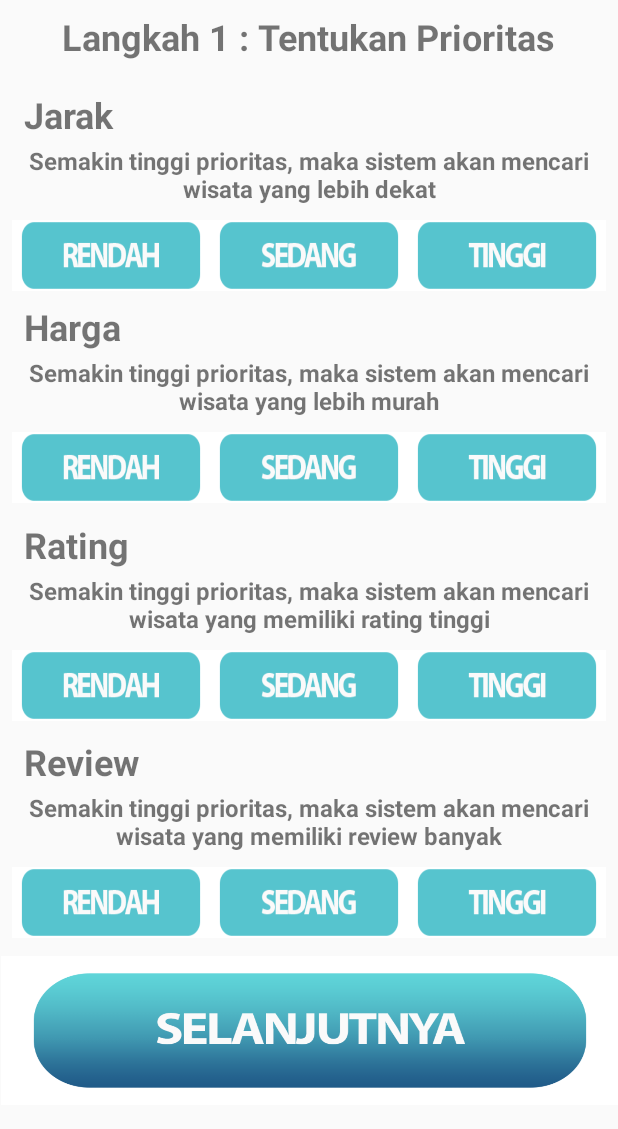
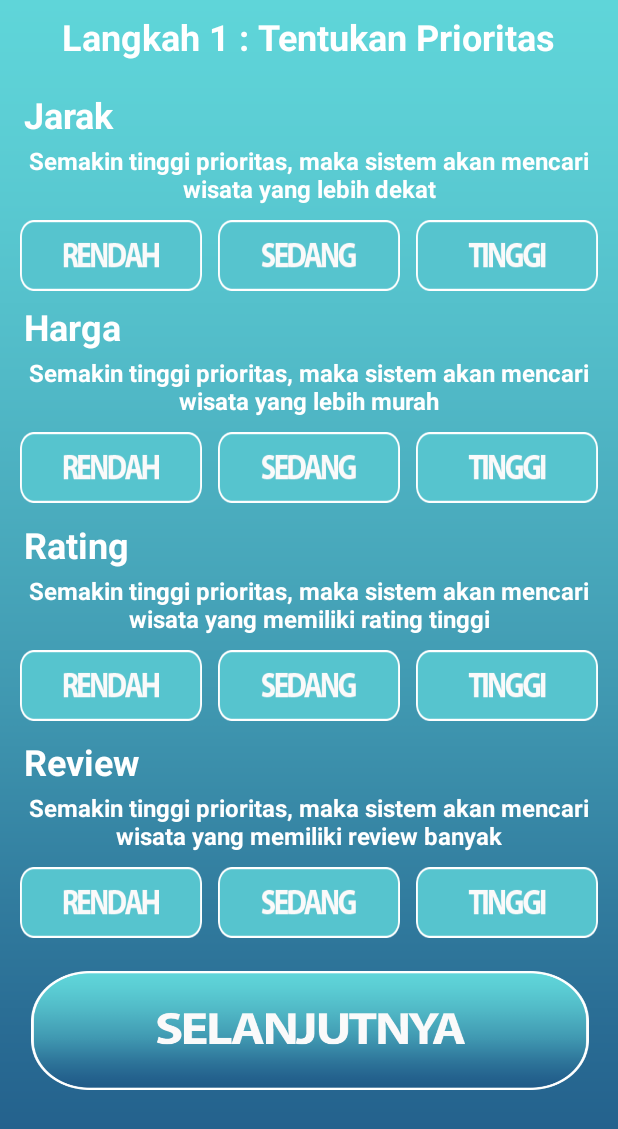
Before and after one commit to rickyirfandi/Cari-Wisata-Malang-Kota, an Android app: the BobotActivity screen opened directly, with no data from a screen before it, on a phone screen of 412 x 824 dp. Shown: the top 1129 px of the screen. Run offline under Robolectric (Android 15) with nearby library versions, the phone set to English and light mode, and no system bars.

Commit message:
alhamdulillah GPS bisa
seharian ngoding error, akhirnya at the end of the day, GPSnya bisa, :"

```diff
--- a/Application/app/build.gradle
+++ b/Application/app/build.gradle
@@ -22,6 +22,7 @@ dependencies {
     implementation fileTree(dir: 'libs', include: ['*.jar'])
     implementation 'com.android.support:appcompat-v7:28.0.0'
     implementation 'com.android.support.constraint:constraint-layout:1.1.3'
+    implementation 'com.google.android.gms:play-services-location:16.0.0'
     testImplementation 'junit:junit:4.12'
     androidTestImplementation 'com.android.support.test:runner:1.0.2'
     androidTestImplementation 'com.android.support.test.espresso:espresso-core:3.0.2'
--- a/Application/app/src/main/AndroidManifest.xml
+++ b/Application/app/src/main/AndroidManifest.xml
@@ -2,6 +2,8 @@
 <manifest xmlns:android="http://schemas.android.com/apk/res/android"
     package="id.rickyirfandi.cariwisata">
 
+    <uses-permission android:name="android.permission.ACCESS_COARSE_LOCATION" />
+    <uses-permission android:name="android.permission.ACCESS_FINE_LOCATION" />
     <uses-permission android:name="android.permission.ACCESS_NETWORK_STATE" />
     <uses-permission android:name="android.permission.INTERNET" />
 
@@ -21,7 +23,8 @@
         </activity>
         <activity android:name=".MenuActivity" />
         <activity android:name=".BobotActivity" />
-        <activity android:name=".JenisWisataActivity"></activity>
+        <activity android:name=".JenisWisataActivity" />
+        <activity android:name=".CariActivity"></activity>
     </application>
 
 </manifest>
--- a/Application/app/src/main/java/id/rickyirfandi/cariwisata/Data.java
+++ b/Application/app/src/main/java/id/rickyirfandi/cariwisata/Data.java
@@ -3,5 +3,6 @@ package id.rickyirfandi.cariwisata;
 public class Data {
     public static String JSON_Data;
     public static int BOBOT_JARAK, BOBOT_HARGA, BOBOT_RATING, BOBOT_REVIEW;
+    public static double latitude, longitude;
 
 }
--- a/Application/app/src/main/java/id/rickyirfandi/cariwisata/SplashActivity.java
+++ b/Application/app/src/main/java/id/rickyirfandi/cariwisata/SplashActivity.java
@@ -100,7 +100,7 @@ public class SplashActivity extends AppCompatActivity {
             super.onPostExecute(result);
 
             Data.JSON_Data = JSON_Wisata;
-            status.setText("Memuat");
+            status.setText(JSON_Wisata);
             httpConn.disconnect();
         }
 
--- a/Application/app/src/main/res/layout/activity_bobot.xml
+++ b/Application/app/src/main/res/layout/activity_bobot.xml
@@ -4,6 +4,7 @@
     xmlns:tools="http://schemas.android.com/tools"
     android:layout_width="match_parent"
     android:layout_height="match_parent"
+    android:background="@drawable/splash_bg"
     tools:context=".BobotActivity">
 
     <TextView
@@ -14,6 +15,7 @@
         android:layout_marginTop="8dp"
         android:layout_marginEnd="8dp"
         android:text="Langkah 1 : Tentukan Prioritas"
+        android:textColor="@android:color/background_light"
         android:textSize="24sp"
         android:textStyle="bold"
         app:layout_constraintEnd_toEndOf="parent"
@@ -44,6 +46,7 @@
             android:layout_marginTop="8dp"
             android:layout_marginEnd="8dp"
             android:text="Jarak"
+            android:textColor="@android:color/background_light"
             android:textSize="24sp"
             android:textStyle="bold"
             app:layout_constraintEnd_toEndOf="parent"
@@ -59,6 +62,7 @@
             android:layout_marginEnd="8dp"
             android:text="Semakin tinggi prioritas, maka sistem akan mencari wisata yang lebih dekat"
             android:textAlignment="center"
+            android:textColor="@android:color/background_light"
             android:textSize="16sp"
             android:textStyle="bold"
             app:layout_constraintEnd_toEndOf="parent"
@@ -76,7 +80,7 @@
                 android:layout_width="wrap_content"
                 android:layout_height="47dp"
                 android:layout_weight="1"
-                android:background="@android:color/background_light"
+                android:background="@android:color/transparent"
                 android:paddingLeft="5dp"
                 android:paddingRight="5dp"
                 android:scaleType="fitXY"
@@ -87,7 +91,7 @@
                 android:layout_width="wrap_content"
                 android:layout_height="47dp"
                 android:layout_weight="1"
-                android:background="@android:color/background_light"
+                android:background="@android:color/transparent"
                 android:paddingLeft="5dp"
                 android:paddingRight="5dp"
                 android:scaleType="fitXY"
@@ -98,7 +102,7 @@
                 android:layout_width="wrap_content"
                 android:layout_height="47dp"
                 android:layout_weight="1"
-                android:background="@android:color/background_light"
+                android:background="@android:color/transparent"
                 android:paddingStart="5dp"
                 android:paddingRight="5dp"
                 android:scaleType="fitXY"
@@ -130,6 +134,7 @@
             android:layout_marginTop="8dp"
             android:layout_marginEnd="8dp"
             android:text="Harga"
+            android:textColor="@android:color/background_light"
             android:textSize="24sp"
             android:textStyle="bold"
             app:layout_constraintEnd_toEndOf="parent"
@@ -145,6 +150,7 @@
             android:layout_marginEnd="8dp"
             android:text="Semakin tinggi prioritas, maka sistem akan mencari wisata yang lebih murah"
             android:textAlignment="center"
+            android:textColor="@android:color/background_light"
             android:textSize="16sp"
             android:textStyle="bold"
             app:layout_constraintEnd_toEndOf="parent"
@@ -162,7 +168,7 @@
                 android:layout_width="wrap_content"
                 android:layout_height="47dp"
                 android:layout_weight="1"
-                android:background="@android:color/background_light"
+                android:background="@android:color/transparent"
                 android:paddingLeft="5dp"
                 android:paddingRight="5dp"
                 android:scaleType="fitXY"
@@ -173,7 +179,7 @@
                 android:layout_width="wrap_content"
                 android:layout_height="47dp"
                 android:layout_weight="1"
-                android:background="@android:color/background_light"
+                android:background="@android:color/transparent"
                 android:paddingLeft="5dp"
                 android:paddingRight="5dp"
                 android:scaleType="fitXY"
@@ -184,7 +190,7 @@
                 android:layout_width="wrap_content"
                 android:layout_height="47dp"
                 android:layout_weight="1"
-                android:background="@android:color/background_light"
+                android:background="@android:color/transparent"
                 android:paddingStart="5dp"
                 android:paddingRight="5dp"
                 android:scaleType="fitXY"
@@ -216,6 +222,7 @@
             android:layout_marginTop="8dp"
             android:layout_marginEnd="8dp"
             android:text="Rating"
+            android:textColor="@android:color/background_light"
             android:textSize="24sp"
             android:textStyle="bold"
             app:layout_constraintEnd_toEndOf="parent"
@@ -231,6 +238,7 @@
             android:layout_marginEnd="8dp"
             android:text="Semakin tinggi prioritas, maka sistem akan mencari wisata yang memiliki rating tinggi"
             android:textAlignment="center"
+            android:textColor="@android:color/background_light"
             android:textSize="16sp"
             android:textStyle="bold"
             app:layout_constraintEnd_toEndOf="parent"
@@ -248,7 +256,7 @@
                 android:layout_width="wrap_content"
                 android:layout_height="47dp"
                 android:layout_weight="1"
-                android:background="@android:color/background_light"
+                android:background="@android:color/transparent"
                 android:paddingLeft="5dp"
                 android:paddingRight="5dp"
                 android:scaleType="fitXY"
@@ -259,7 +267,7 @@
                 android:layout_width="wrap_content"
                 android:layout_height="47dp"
                 android:layout_weight="1"
-                android:background="@android:color/background_light"
+                android:background="@android:color/transparent"
                 android:paddingLeft="5dp"
                 android:paddingRight="5dp"
                 android:scaleType="fitXY"
@@ -270,7 +278,7 @@
                 android:layout_width="wrap_content"
                 android:layout_height="47dp"
                 android:layout_weight="1"
-                android:background="@android:color/background_light"
+                android:background="@android:color/transparent"
                 android:paddingStart="5dp"
                 android:paddingRight="5dp"
                 android:scaleType="fitXY"
@@ -303,6 +311,7 @@
             android:layout_marginTop="8dp"
             android:layout_marginEnd="8dp"
             android:text="Review"
+            android:textColor="@android:color/background_light"
             android:textSize="24sp"
             android:textStyle="bold"
             app:layout_constraintEnd_toEndOf="parent"
@@ -318,6 +327,7 @@
             android:layout_marginEnd="8dp"
             android:text="Semakin tinggi prioritas, maka sistem akan mencari wisata yang memiliki review banyak"
             android:textAlignment="center"
+            android:textColor="@android:color/background_light"
             android:textSize="16sp"
             android:textStyle="bold"
             app:layout_constraintEnd_toEndOf="parent"
@@ -335,7 +345,7 @@
                 android:layout_width="wrap_content"
                 android:layout_height="47dp"
                 android:layout_weight="1"
-                android:background="@android:color/background_light"
+                android:background="@android:color/transparent"
                 android:paddingLeft="5dp"
                 android:paddingRight="5dp"
                 android:scaleType="fitXY"
@@ -346,7 +356,7 @@
                 android:layout_width="wrap_content"
                 android:layout_height="47dp"
                 android:layout_weight="1"
-                android:background="@android:color/background_light"
+                android:background="@android:color/transparent"
                 android:paddingLeft="5dp"
                 android:paddingRight="5dp"
                 android:scaleType="fitXY"
@@ -357,7 +367,7 @@
                 android:layout_width="wrap_content"
                 android:layout_height="47dp"
                 android:layout_weight="1"
-                android:background="@android:color/background_light"
+                android:background="@android:color/transparent"
                 android:paddingStart="5dp"
                 android:paddingRight="5dp"
                 android:scaleType="fitXY"
@@ -372,7 +382,7 @@
         android:layout_marginStart="24dp"
         android:layout_marginTop="8dp"
         android:layout_marginEnd="24dp"
-        android:background="@android:color/background_light"
+        android:background="@android:color/transparent"
         android:paddingLeft="20dp"
         android:paddingTop="10dp"
         android:paddingRight="20dp"
--- a/Application/app/src/main/res/layout/activity_jenis_wisata.xml
+++ b/Application/app/src/main/res/layout/activity_jenis_wisata.xml
@@ -118,7 +118,7 @@
         app:layout_constraintVertical_bias="0.672" />
 
     <ImageButton
-        android:id="@+id/imageButton"
+        android:id="@+id/btn_cari_wisata"
         android:layout_width="wrap_content"
         android:layout_height="99dp"
         android:layout_marginStart="8dp"
```
Also changed, not shown: Application/app/src/main/java/id/rickyirfandi/cariwisata/CariActivity.java (added, +92 -0 lines), Application/app/src/main/java/id/rickyirfandi/cariwisata/JenisWisataActivity.java (+18 -4 lines), Application/app/src/main/res/layout/activity_cari.xml (added, +19 -0 lines), 1 other file.
